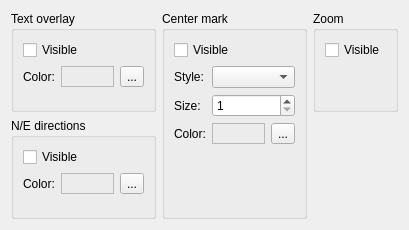
thusser/qfitswidget, file qfitswidget/qt/settings.ui: the form before one commit.
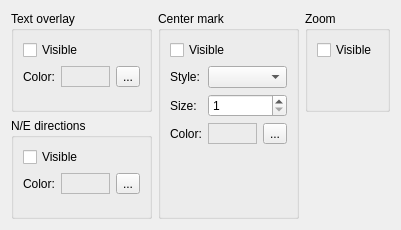
The form after the commit.

Diff of the .ui file:
```diff
--- a/qfitswidget/qt/settings.ui
+++ b/qfitswidget/qt/settings.ui
@@ -6,7 +6,7 @@
    <rect>
     <x>0</x>
     <y>0</y>
-    <width>409</width>
+    <width>401</width>
     <height>230</height>
    </rect>
   </property>
```
